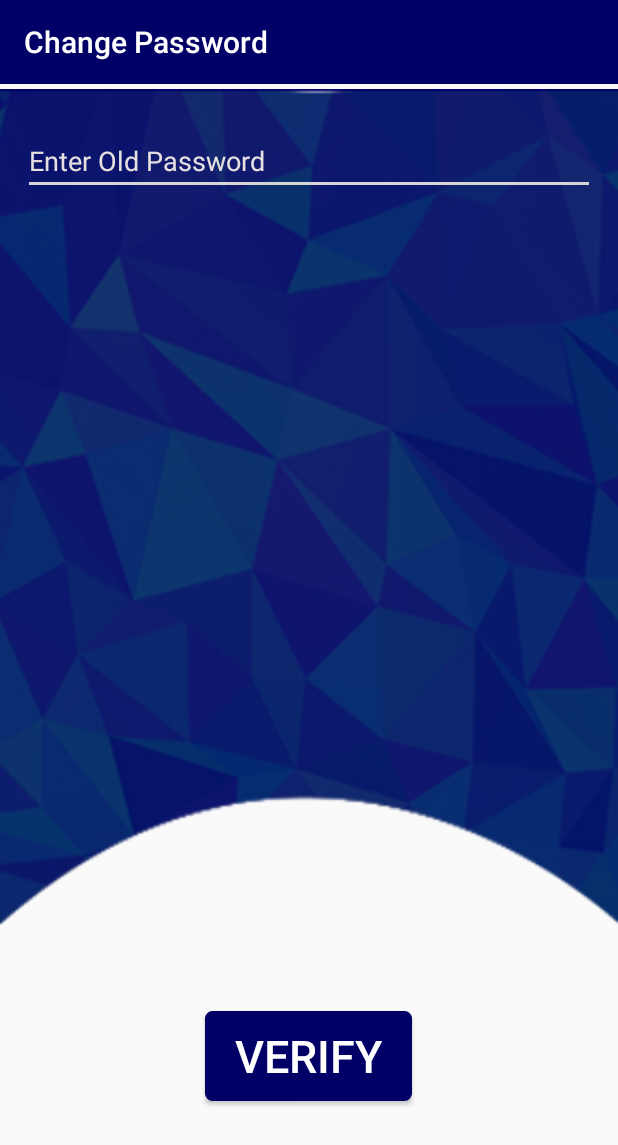
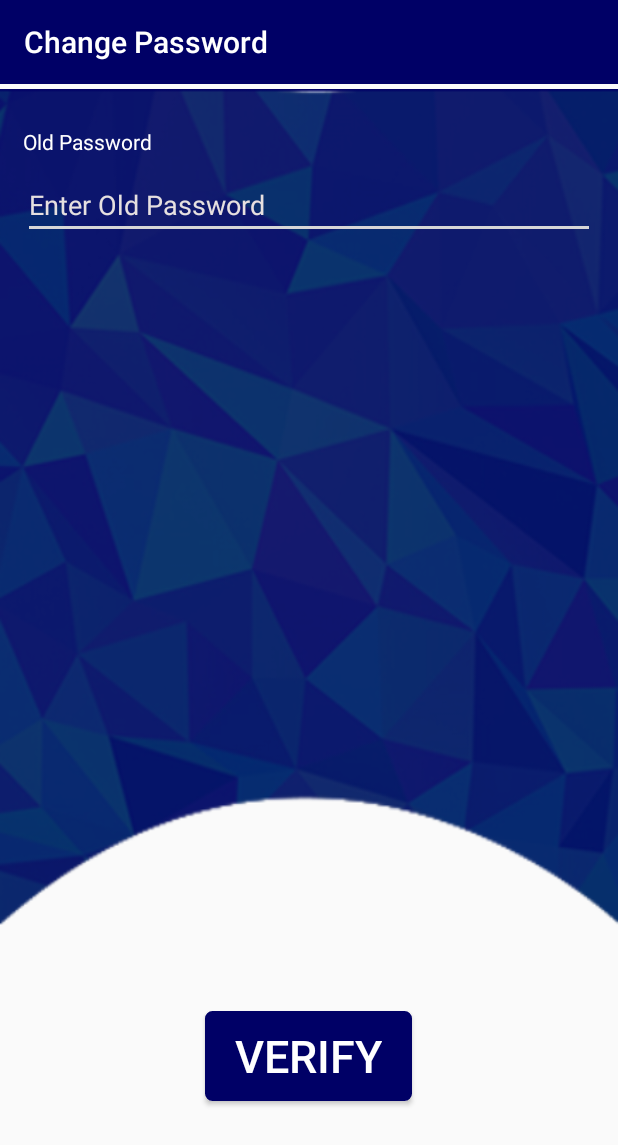
Before and after one commit to CybusHamza/Ticket_Validator, an Android app: the ChangePassword screen opened directly, with no data from a screen before it, on a phone screen of 412 x 824 dp. Shown: the top 1145 px of the screen. Run offline under Robolectric (Android 15) with nearby library versions, the phone set to English and light mode, and no system bars; our stand-ins replace Picasso, Volley; libraries missing offline, so code that uses them is left out: cn.pedant, com.mikepenz.materialdrawer; pictures from the network do not load; 2 statements that could not run were skipped.

Commit message:
rizwan > changes

```diff
--- a/app/src/main/java/com/cybussolutions/ticketvalidator/Activities/ChangePassword.java
+++ b/app/src/main/java/com/cybussolutions/ticketvalidator/Activities/ChangePassword.java
@@ -13,6 +13,7 @@ import android.util.Log;
 import android.view.View;
 import android.widget.Button;
 import android.widget.EditText;
+import android.widget.TextView;
 import android.widget.Toast;
 
 import com.android.volley.AuthFailureError;
@@ -69,6 +70,7 @@ public class ChangePassword extends AppCompatActivity {
 
 
     EditText etOldPass,etNewPass,etConfirmPass;
+    TextView tvOldPass,tvNewPass,tvConfirmPass;
     Button btnOk,btnSaveNewPass;
 
     private DBManager dbManager;
@@ -88,14 +90,20 @@ public class ChangePassword extends AppCompatActivity {
         toolbar.setTitleTextColor(getResources().getColor(android.R.color.white));
         setSupportActionBar(toolbar);
 
+        tvOldPass=(TextView)findViewById(R.id.labeloldPass);
+        tvNewPass=(TextView)findViewById(R.id.labenewPass);
+        tvConfirmPass=(TextView)findViewById(R.id.labeconfirmPass);
         etOldPass= (EditText) findViewById(R.id.old_pass_et);
         etNewPass= (EditText) findViewById(R.id.new_pass_et);
         etConfirmPass= (EditText) findViewById(R.id.confirm_pass_et);
         btnOk= (Button) findViewById(R.id.btn_ok);
         btnSaveNewPass= (Button) findViewById(R.id.btn_save_new_pass);
         etOldPass.setVisibility(View.VISIBLE);
+        tvOldPass.setVisibility(View.VISIBLE);
         etNewPass.setVisibility(View.INVISIBLE);
+        tvNewPass.setVisibility(View.INVISIBLE);
         etConfirmPass.setVisibility(View.INVISIBLE);
+        tvConfirmPass.setVisibility(View.INVISIBLE);
         btnOk.setVisibility(View.VISIBLE);
         btnSaveNewPass.setVisibility(View.INVISIBLE);
 
@@ -236,8 +244,11 @@ public class ChangePassword extends AppCompatActivity {
                 loading.dismiss();
                 if(response.trim().equals("1")){
                     etNewPass.setVisibility(View.VISIBLE);
+                    tvNewPass.setVisibility(View.VISIBLE);
                     etConfirmPass.setVisibility(View.VISIBLE);
+                    tvConfirmPass.setVisibility(View.VISIBLE);
                     etOldPass.setVisibility(View.INVISIBLE);
+                    tvOldPass.setVisibility(View.INVISIBLE);
                     btnOk.setVisibility(View.INVISIBLE);
                     btnSaveNewPass.setVisibility(View.VISIBLE);
                    // changePassword();
--- a/app/src/main/res/layout-sw600dp/activity_route_detailed.xml
+++ b/app/src/main/res/layout-sw600dp/activity_route_detailed.xml
@@ -134,7 +134,7 @@
             android:layout_height="wrap_content"
             android:gravity="center"
             android:paddingBottom="5dp"
-            android:text="Parking Discount"
+            android:text="Transaction Detail"
             android:textColor="#000066"
             android:textSize="23sp"
             android:textStyle="bold" />
--- a/app/src/main/res/layout/activity_change_password.xml
+++ b/app/src/main/res/layout/activity_change_password.xml
@@ -15,6 +15,14 @@
         android:background="@drawable/background"
         android:layout_height="match_parent"
         android:padding="15dp">
+        <TextView
+            android:id="@+id/labeloldPass"
+            android:layout_width="match_parent"
+            android:layout_height="wrap_content"
+            android:text="Old Password"
+            android:textColor="#fff"
+            android:layout_marginTop="10dp"
+            />
     <EditText
         android:layout_marginTop="10dp"
         android:id="@+id/old_pass_et"
@@ -23,8 +31,18 @@
         android:hint="Enter Old Password"
         android:inputType="textPassword"
         android:backgroundTint="@color/md_white_1000"
+        android:textCursorDrawable="@null"
         android:textColor="#fff"
         android:textColorHint="#e6e0e0"/>
+        <TextView
+            android:id="@+id/labenewPass"
+            android:layout_width="match_parent"
+            android:layout_height="wrap_content"
+            android:text="New Password"
+            android:textColor="#fff"
+            android:layout_marginTop="10dp"
+            android:visibility="invisible"
+            />
         <EditText
             android:layout_marginTop="10dp"
             android:id="@+id/new_pass_et"
@@ -34,8 +52,18 @@
             android:inputType="textPassword"
             android:backgroundTint="@color/md_white_1000"
             android:textColor="#fff"
+            android:textCursorDrawable="@null"
             android:textColorHint="#e6e0e0"
             android:visibility="invisible"/>
+        <TextView
+            android:id="@+id/labeconfirmPass"
+            android:layout_width="match_parent"
+            android:layout_height="wrap_content"
+            android:text="Re enter Password"
+            android:textColor="#fff"
+            android:layout_marginTop="10dp"
+            android:visibility="invisible"
+            />
         <EditText
             android:layout_marginTop="10dp"
             android:id="@+id/confirm_pass_et"
@@ -44,6 +72,7 @@
             android:hint="Confirm Password"
             android:inputType="textPassword"
             android:backgroundTint="@color/md_white_1000"
+            android:textCursorDrawable="@null"
             android:textColor="#fff"
             android:textColorHint="#e6e0e0"
             android:visibility="invisible"/>
--- a/app/src/main/res/layout/activity_route_detailed.xml
+++ b/app/src/main/res/layout/activity_route_detailed.xml
@@ -134,7 +134,7 @@
             android:layout_height="wrap_content"
             android:gravity="center"
             android:paddingBottom="5dp"
-            android:text="Parking Discount"
+            android:text="Transaction Detail"
             android:textColor="#000066"
             android:textSize="23sp"
             android:textStyle="bold" />
```
